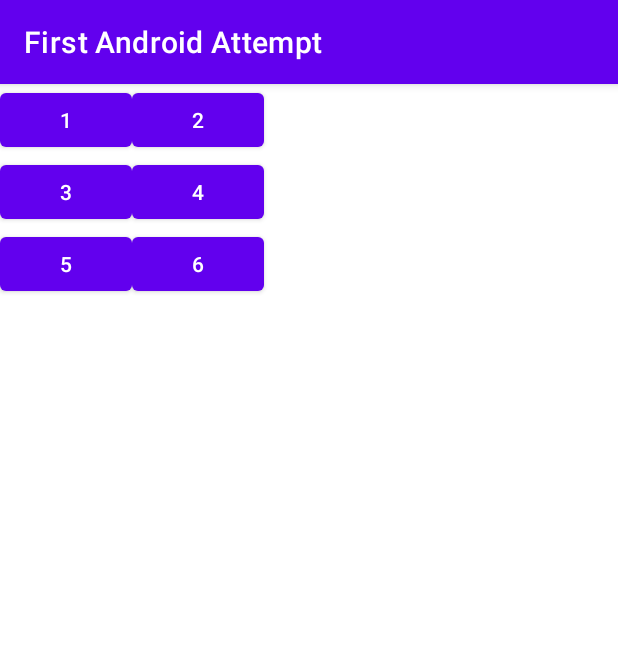
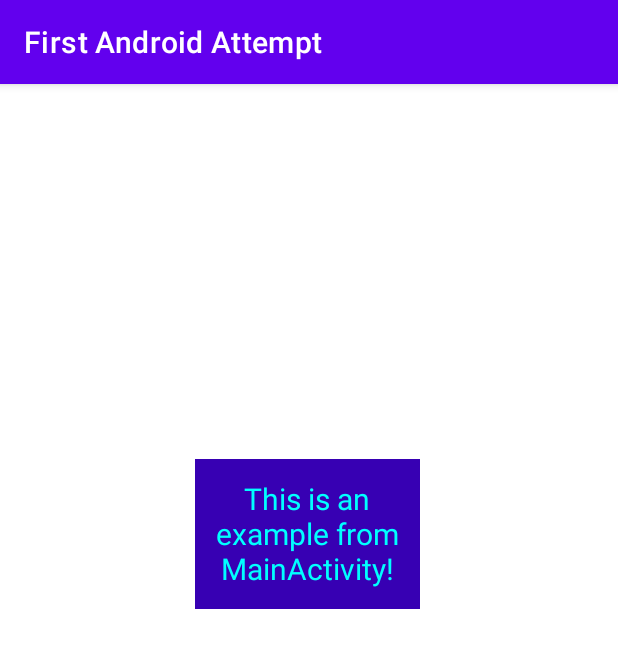
Before and after one commit to andreagodoshian/kotlin-udemy, an Android app: the screen it shows after launch (MainActivity), on a phone screen of 412 x 824 dp. Shown: the top 648 px of the screen. Run offline under Robolectric (Android 15) with nearby library versions, the phone set to English and light mode, and no system bars.

Commit message:
learning - constraint layout

```diff
--- a/FirstAndroidAttempt/app/src/main/java/com/example/firstandroidattempt/MainActivity.kt
+++ b/FirstAndroidAttempt/app/src/main/java/com/example/firstandroidattempt/MainActivity.kt
@@ -1,11 +1,29 @@
 package com.example.firstandroidattempt
 
+import android.graphics.Color
 import androidx.appcompat.app.AppCompatActivity
 import android.os.Bundle
+import android.widget.TextView
 
 class MainActivity : AppCompatActivity() {
+
+    lateinit var myText:TextView
+    // var myText:TextView? = null
+
     override fun onCreate(savedInstanceState: Bundle?) {
         super.onCreate(savedInstanceState)
         setContentView(R.layout.activity_main)
+
+        myText = findViewById(R.id.textExamlpe)
+        // "R" stands for resources
+
+        myText.setTextColor(Color.CYAN)
+        myText.setText("This is an example from MainActivity!")
+
+        myText.setOnClickListener {
+            myText.setTextColor(Color.MAGENTA)
+            myText.setBackgroundColor(Color.BLUE)
+        }
     }
+
 }
--- a/FirstAndroidAttempt/app/src/main/res/layout/activity_main.xml
+++ b/FirstAndroidAttempt/app/src/main/res/layout/activity_main.xml
@@ -1,60 +1,24 @@
 <?xml version="1.0" encoding="utf-8"?>
-<TableLayout xmlns:android="http://schemas.android.com/apk/res/android"
+<androidx.constraintlayout.widget.ConstraintLayout
+    xmlns:android="http://schemas.android.com/apk/res/android"
     xmlns:app="http://schemas.android.com/apk/res-auto"
     xmlns:tools="http://schemas.android.com/tools"
     android:layout_width="match_parent"
     android:layout_height="match_parent"
-    android:orientation="vertical"
     tools:context=".MainActivity">
 
-    <TableRow
-        android:layout_width="match_parent"
-        android:layout_height="match_parent" >
+    <TextView
+        android:id="@+id/textExamlpe"
+        android:layout_width="150dp"
+        android:layout_height="100dp"
+        android:layout_marginStart="130dp"
+        android:layout_marginTop="250dp"
+        android:background="@color/purple_700"
+        android:gravity="center"
+        android:text="Hello World"
+        android:textColor="@color/white"
+        android:textSize="20dp"
+        app:layout_constraintStart_toStartOf="parent"
+        app:layout_constraintTop_toTopOf="parent" />
 
-        <Button
-            android:id="@+id/button8"
-            android:layout_width="wrap_content"
-            android:layout_height="wrap_content"
-            android:text="1" />
-
-        <Button
-            android:id="@+id/button5"
-            android:layout_width="wrap_content"
-            android:layout_height="wrap_content"
-            android:text="2" />
-    </TableRow>
-
-    <TableRow
-        android:layout_width="match_parent"
-        android:layout_height="match_parent" >
-
-        <Button
-            android:id="@+id/button9"
-            android:layout_width="wrap_content"
-            android:layout_height="wrap_content"
-            android:text="3" />
-
-        <Button
-            android:id="@+id/button6"
-            android:layout_width="wrap_content"
-            android:layout_height="wrap_content"
-            android:text="4" />
-    </TableRow>
-
-    <TableRow
-        android:layout_width="match_parent"
-        android:layout_height="match_parent" >
-
-        <Button
-            android:id="@+id/button10"
-            android:layout_width="wrap_content"
-            android:layout_height="wrap_content"
-            android:text="5" />
-
-        <Button
-            android:id="@+id/button7"
-            android:layout_width="wrap_content"
-            android:layout_height="wrap_content"
-            android:text="6" />
-    </TableRow>
-</TableLayout>
+</androidx.constraintlayout.widget.ConstraintLayout>
```
